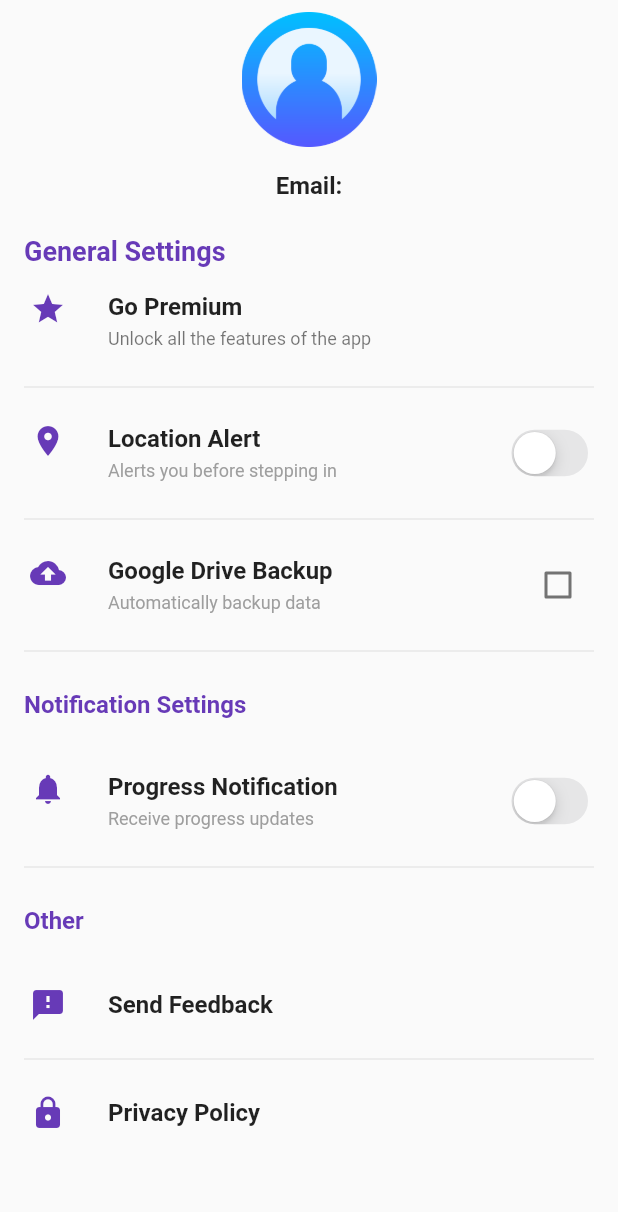
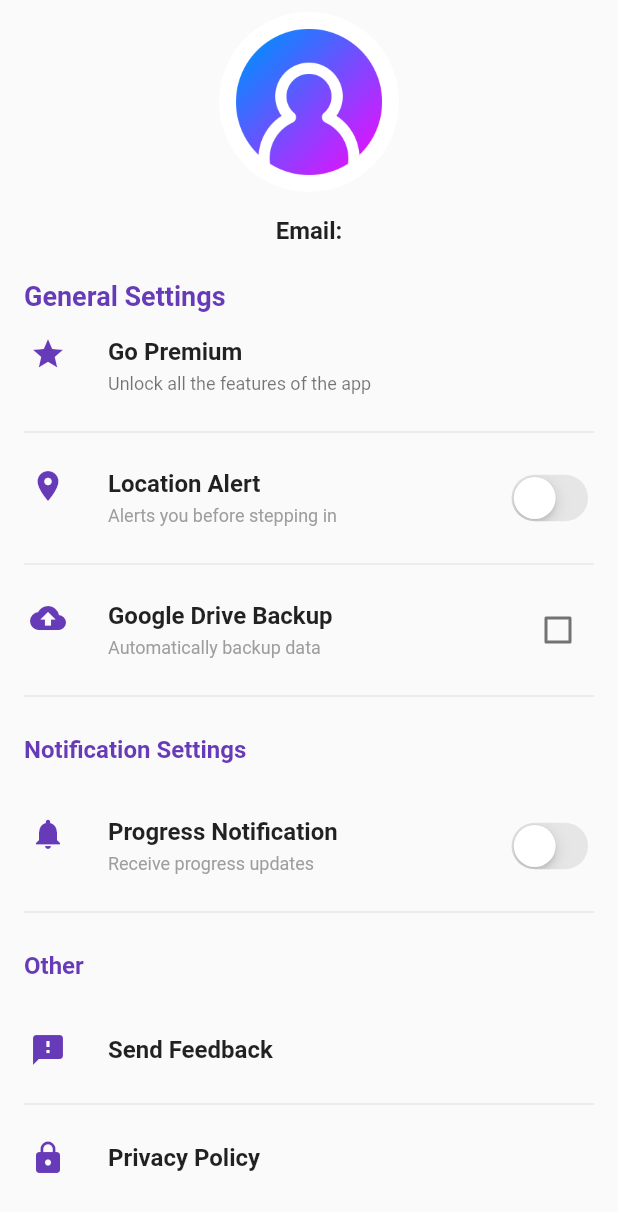
Before and after one commit to noeljabraham/QuitM8, a Flutter app: the Profile screen opened directly, on a phone screen of 412 x 824 dp. Shown: the top 1212 px of the screen. Run offline on Flutter 3.47's test engine with Material 2 defaults, Android fonts, the phone set to English and light mode, and no system bars; our stand-ins replace cloud_firestore, date_time_picker, firebase_auth, firebase_core, flutter_local_notifications, geolocator and 2 more; accounts and stored records are empty.

```diff
--- a/lib/pages/profile.dart
+++ b/lib/pages/profile.dart
@@ -158,10 +158,10 @@ class _ProfileState extends State<Profile> {
             Container(
               padding: EdgeInsets.symmetric(vertical: 8),
               child: CircleAvatar(
-                radius: 45,
+                radius: 60,
                 backgroundColor: Colors.white,
                 child: Image.asset(
-                  'images/24.png', // Replace with the path to your profile image
+                  'images/7153150.png', // Replace with the path to your profile image
                   fit: BoxFit.cover,
                 ),
               ),
--- a/pubspec.yaml
+++ b/pubspec.yaml
@@ -74,7 +74,7 @@ flutter:
   assets:
     - images/chat.png
     - images/preview.png
-    - images/24.png
+    - images/7153150.png
 
   # An image asset can refer to one or more resolution-specific "variants", see
   # https://flutter.dev/assets-and-images/#resolution-aware
```
Also changed, not shown: images/7153150.png (added), pubspec.lock.
